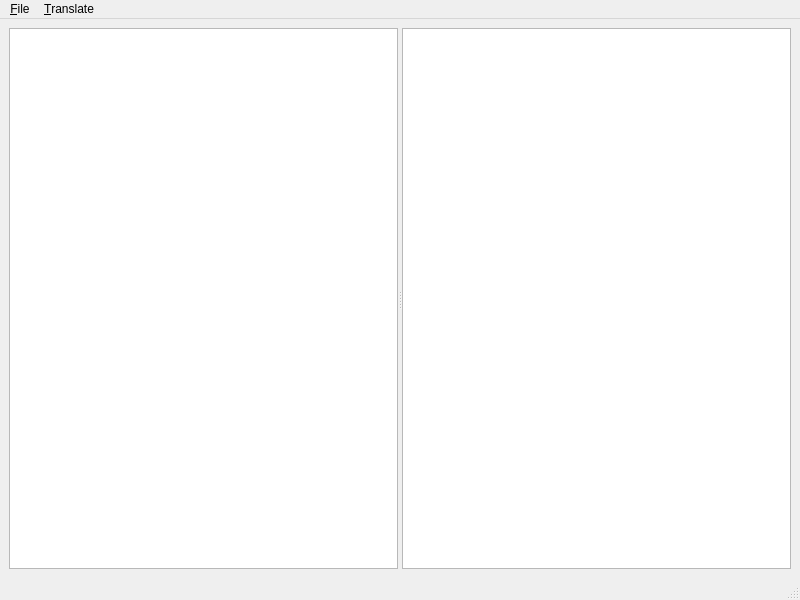
Old version of the form mainwindow.ui in the repository kimgamerTV/NST-Ghost.
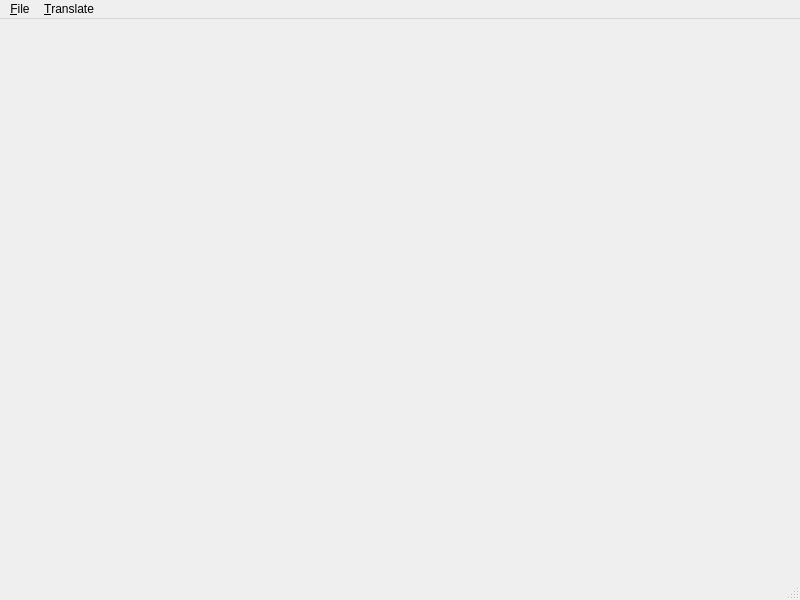
New version of the form.

Commit message: refactor: Extract file translation and project management functionality into a dedicated `FileTranslationWidget`.

Patch:
```diff
--- a/mainwindow.ui
+++ b/mainwindow.ui
@@ -14,24 +14,7 @@
    <string>NST Ghost</string>
   </property>
   <widget class="QWidget" name="centralwidget">
-   <layout class="QHBoxLayout" name="horizontalLayout">
-    <item>
-     <widget class="QSplitter" name="splitter">
-      <property name="orientation">
-       <enum>Qt::Horizontal</enum>
-      </property>
-      <widget class="QListView" name="fileListView"/>
-      <widget class="QTableView" name="translationTableView">
-       <property name="alternatingRowColors">
-        <bool>true</bool>
-       </property>
-       <property name="sortingEnabled">
-        <bool>true</bool>
-       </property>
-      </widget>
-     </widget>
-    </item>
-   </layout>
+   <layout class="QHBoxLayout" name="horizontalLayout"/>
   </widget>
   <widget class="QMenuBar" name="menubar">
    <property name="geometry">
```
The commit also changes 8 other files.
